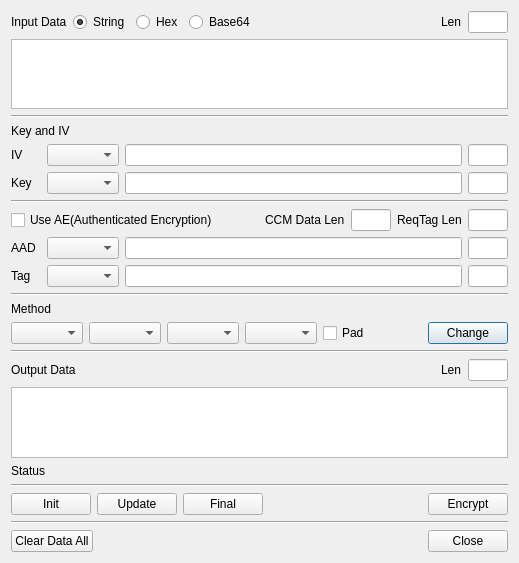
Before: the Qt Designer form BerEditor/enc_dec_dlg.ui in jykim74/BerEditor, drawn with Qt 5.
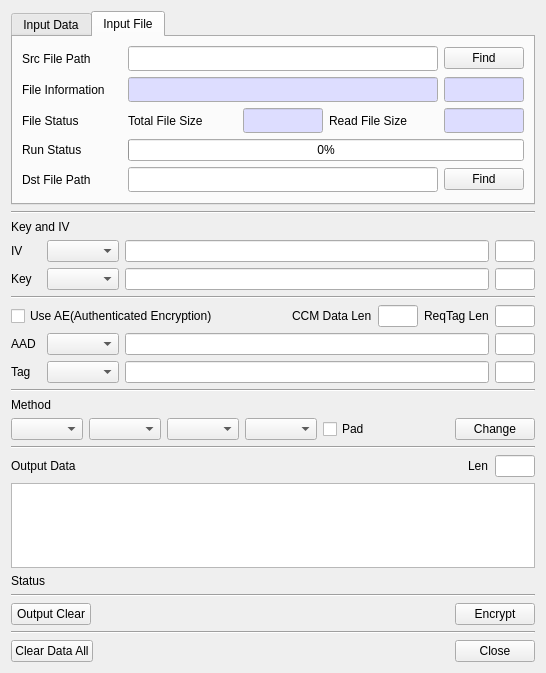
After: the same form once the commit is applied.

Diff of the .ui file:
```diff
--- a/BerEditor/enc_dec_dlg.ui
+++ b/BerEditor/enc_dec_dlg.ui
@@ -6,8 +6,8 @@
    <rect>
     <x>0</x>
     <y>0</y>
-    <width>519</width>
-    <height>563</height>
+    <width>546</width>
+    <height>673</height>
    </rect>
   </property>
   <property name="windowTitle">
@@ -15,81 +15,569 @@
   </property>
   <layout class="QVBoxLayout" name="verticalLayout">
    <item>
-    <layout class="QHBoxLayout" name="horizontalLayout">
-     <item>
-      <widget class="QLabel" name="label_3">
-       <property name="text">
-        <string>Input Data</string>
-       </property>
-      </widget>
-     </item>
-     <item>
-      <widget class="QRadioButton" name="mInputStringRadio">
-       <property name="text">
-        <string>String</string>
-       </property>
-       <property name="checked">
-        <bool>true</bool>
-       </property>
-      </widget>
-     </item>
-     <item>
-      <widget class="QRadioButton" name="mInputHexRadio">
-       <property name="text">
-        <string>Hex</string>
-       </property>
-      </widget>
-     </item>
-     <item>
-      <widget class="QRadioButton" name="mInputBase64Radio">
-       <property name="text">
-        <string>Base64</string>
-       </property>
-      </widget>
-     </item>
-     <item>
-      <spacer name="horizontalSpacer">
-       <property name="orientation">
-        <enum>Qt::Horizontal</enum>
-       </property>
-       <property name="sizeHint" stdset="0">
-        <size>
-         <width>40</width>
-         <height>20</height>
-        </size>
-       </property>
-      </spacer>
-     </item>
-     <item>
-      <widget class="QLabel" name="label_10">
-       <property name="text">
-        <string>Len</string>
-       </property>
-      </widget>
-     </item>
-     <item>
-      <widget class="QLineEdit" name="mInputLenText">
-       <property name="minimumSize">
-        <size>
-         <width>40</width>
-         <height>0</height>
-        </size>
-       </property>
-       <property name="maximumSize">
-        <size>
-         <width>40</width>
-         <height>16777215</height>
-        </size>
-       </property>
-       <property name="readOnly">
-        <bool>true</bool>
-       </property>
-      </widget>
-     </item>
-    </layout>
-   </item>
-   <item>
-    <widget class="QPlainTextEdit" name="mInputText"/>
+    <widget class="QTabWidget" name="mInputTab">
+     <property name="currentIndex">
+      <number>1</number>
+     </property>
+     <widget class="QWidget" name="tabData">
+      <attribute name="title">
+       <string>Input Data</string>
+      </attribute>
+      <layout class="QVBoxLayout" name="verticalLayout_2">
+       <item>
+        <layout class="QGridLayout" name="gridLayout_4">
+         <property name="topMargin">
+          <number>0</number>
+         </property>
+         <item row="0" column="3">
+          <widget class="QRadioButton" name="mInputBase64Radio">
+           <property name="text">
+            <string>Base64</string>
+           </property>
+          </widget>
+         </item>
+         <item row="0" column="0">
+          <widget class="QLabel" name="label_3">
+           <property name="text">
+            <string>Input Data</string>
+           </property>
+          </widget>
+         </item>
+         <item row="0" column="1">
+          <widget class="QRadioButton" name="mInputStringRadio">
+           <property name="text">
+            <string>String</string>
+           </property>
+           <property name="checked">
+            <bool>true</bool>
+           </property>
+          </widget>
+         </item>
+         <item row="0" column="5">
+          <widget class="QLabel" name="label_10">
+           <property name="text">
+            <string>Len</string>
+           </property>
+          </widget>
+         </item>
+         <item row="0" column="6">
+          <widget class="QLineEdit" name="mInputLenText">
+           <property name="minimumSize">
+            <size>
+             <width>40</width>
+             <height>0</height>
+            </size>
+           </property>
+           <property name="maximumSize">
+            <size>
+             <width>40</width>
+             <height>16777215</height>
+            </size>
+           </property>
+           <property name="readOnly">
+            <bool>true</bool>
+           </property>
+          </widget>
+         </item>
+         <item row="0" column="2">
+          <widget class="QRadioButton" name="mInputHexRadio">
+           <property name="text">
+            <string>Hex</string>
+           </property>
+          </widget>
+         </item>
+         <item row="0" column="4">
+          <spacer name="horizontalSpacer">
+           <property name="orientation">
+            <enum>Qt::Horizontal</enum>
+           </property>
+           <property name="sizeHint" stdset="0">
+            <size>
+             <width>40</width>
+             <height>20</height>
+            </size>
+           </property>
+          </spacer>
+         </item>
+        </layout>
+       </item>
+       <item>
+        <widget class="QPlainTextEdit" name="mInputText"/>
+       </item>
+       <item>
+        <layout class="QGridLayout" name="gridLayout_5">
+         <property name="topMargin">
+          <number>0</number>
+         </property>
+         <item row="0" column="0">
+          <widget class="QPushButton" name="mInitBtn">
+           <property name="text">
+            <string>Init</string>
+           </property>
+          </widget>
+         </item>
+         <item row="0" column="1">
+          <widget class="QPushButton" name="mUpdateBtn">
+           <property name="text">
+            <string>Update</string>
+           </property>
+          </widget>
+         </item>
+         <item row="0" column="4">
+          <widget class="QPushButton" name="mInputClearBtn">
+           <property name="text">
+            <string>Input Clear</string>
+           </property>
+          </widget>
+         </item>
+         <item row="0" column="2">
+          <widget class="QPushButton" name="mFinalBtn">
+           <property name="text">
+            <string>Final</string>
+           </property>
+          </widget>
+         </item>
+         <item row="0" column="3">
+          <spacer name="horizontalSpacer_7">
+           <property name="orientation">
+            <enum>Qt::Horizontal</enum>
+           </property>
+           <property name="sizeHint" stdset="0">
+            <size>
+             <width>40</width>
+             <height>20</height>
+            </size>
+           </property>
+          </spacer>
+         </item>
+        </layout>
+       </item>
+      </layout>
+     </widget>
+     <widget class="QWidget" name="tabFile">
+      <attribute name="title">
+       <string>Input File</string>
+      </attribute>
+      <layout class="QVBoxLayout" name="verticalLayout_3">
+       <item>
+        <layout class="QGridLayout" name="gridLayout_6">
+         <item row="0" column="0">
+          <widget class="QLabel" name="label_13">
+           <property name="minimumSize">
+            <size>
+             <width>100</width>
+             <height>0</height>
+            </size>
+           </property>
+           <property name="maximumSize">
+            <size>
+             <width>100</width>
+             <height>16777215</height>
+            </size>
+           </property>
+           <property name="text">
+            <string>Src File Path</string>
+           </property>
+          </widget>
+         </item>
+         <item row="0" column="1">
+          <widget class="QLineEdit" name="mSrcFileText">
+           <property name="font">
+            <font>
+             <family>굴림체</family>
+            </font>
+           </property>
+          </widget>
+         </item>
+         <item row="0" column="2">
+          <widget class="QPushButton" name="mFindSrcFileBtn">
+           <property name="minimumSize">
+            <size>
+             <width>80</width>
+             <height>0</height>
+            </size>
+           </property>
+           <property name="maximumSize">
+            <size>
+             <width>80</width>
+             <height>16777215</height>
+            </size>
+           </property>
+           <property name="text">
+            <string>Find</string>
+           </property>
+          </widget>
+         </item>
+        </layout>
+       </item>
+       <item>
+        <layout class="QGridLayout" name="gridLayout_7">
+         <item row="0" column="1">
+          <widget class="QLineEdit" name="mSrcFileInfoText">
+           <property name="palette">
+            <palette>
+             <active>
+              <colorrole role="Base">
+               <brush brushstyle="SolidPattern">
+                <color alpha="255">
+                 <red>221</red>
+                 <green>221</green>
+                 <blue>255</blue>
+                </color>
+               </brush>
+              </colorrole>
+             </active>
+             <inactive>
+              <colorrole role="Base">
+               <brush brushstyle="SolidPattern">
+                <color alpha="255">
+                 <red>221</red>
+                 <green>221</green>
+                 <blue>255</blue>
+                </color>
+               </brush>
+              </colorrole>
+             </inactive>
+             <disabled>
+              <colorrole role="Base">
+               <brush brushstyle="SolidPattern">
+                <color alpha="255">
+                 <red>240</red>
+                 <green>240</green>
+                 <blue>240</blue>
+                </color>
+               </brush>
+              </colorrole>
+             </disabled>
+            </palette>
+           </property>
+           <property name="font">
+            <font>
+             <family>굴림체</family>
+            </font>
+           </property>
+          </widget>
+         </item>
+         <item row="0" column="0">
+          <widget class="QLabel" name="label_14">
+           <property name="minimumSize">
+            <size>
+             <width>100</width>
+             <height>0</height>
+            </size>
+           </property>
+           <property name="maximumSize">
+            <size>
+             <width>100</width>
+             <height>16777215</height>
+            </size>
+           </property>
+           <property name="text">
+            <string>File Information</string>
+           </property>
+          </widget>
+         </item>
+         <item row="0" column="2">
+          <widget class="QLineEdit" name="mSrcFileSizeText">
+           <property name="minimumSize">
+            <size>
+             <width>80</width>
+             <height>0</height>
+            </size>
+           </property>
+           <property name="maximumSize">
+            <size>
+             <width>80</width>
+             <height>16777215</height>
+            </size>
+           </property>
+           <property name="palette">
+            <palette>
+             <active>
+              <colorrole role="Base">
+               <brush brushstyle="SolidPattern">
+                <color alpha="255">
+                 <red>221</red>
+                 <green>221</green>
+                 <blue>255</blue>
+                </color>
+               </brush>
+              </colorrole>
+             </active>
+             <inactive>
+              <colorrole role="Base">
+               <brush brushstyle="SolidPattern">
+                <color alpha="255">
+                 <red>221</red>
+                 <green>221</green>
+                 <blue>255</blue>
+                </color>
+               </brush>
+              </colorrole>
+             </inactive>
+             <disabled>
+              <colorrole role="Base">
+               <brush brushstyle="SolidPattern">
+                <color alpha="255">
+                 <red>240</red>
+                 <green>240</green>
+                 <blue>240</blue>
+                </color>
+               </brush>
+              </colorrole>
+             </disabled>
+            </palette>
+           </property>
+           <property name="font">
+            <font>
+             <family>굴림체</family>
+            </font>
+           </property>
+          </widget>
+         </item>
+        </layout>
+       </item>
+       <item>
+        <layout class="QGridLayout" name="gridLayout_8">
+         <item row="0" column="0">
+          <widget class="QLabel" name="label_15">
+           <property name="minimumSize">
+            <size>
+             <width>100</width>
+             <height>0</height>
+            </size>
+           </property>
+           <property name="maximumSize">
+            <size>
+             <width>100</width>
+             <height>16777215</height>
+            </size>
+           </property>
+           <property name="text">
+            <string>File Status</string>
+           </property>
+          </widget>
+         </item>
+         <item row="0" column="2">
+          <widget class="QLineEdit" name="mFileTotalSizeText">
+           <property name="minimumSize">
+            <size>
+             <width>80</width>
+             <height>0</height>
+            </size>
+           </property>
+           <property name="maximumSize">
+            <size>
+             <width>80</width>
+             <height>16777215</height>
+            </size>
+           </property>
+           <property name="palette">
+            <palette>
+             <active>
+              <colorrole role="Base">
+               <brush brushstyle="SolidPattern">
+                <color alpha="255">
+                 <red>221</red>
+                 <green>221</green>
+                 <blue>255</blue>
+                </color>
+               </brush>
+              </colorrole>
+             </active>
+             <inactive>
+              <colorrole role="Base">
+               <brush brushstyle="SolidPattern">
+                <color alpha="255">
+                 <red>221</red>
+                 <green>221</green>
+                 <blue>255</blue>
+                </color>
+               </brush>
+              </colorrole>
+             </inactive>
+             <disabled>
+              <colorrole role="Base">
+               <brush brushstyle="SolidPattern">
+                <color alpha="255">
+                 <red>240</red>
+                 <green>240</green>
+                 <blue>240</blue>
+                </color>
+               </brush>
+              </colorrole>
+             </disabled>
+            </palette>
+           </property>
+           <property name="font">
+            <font>
+             <family>굴림체</family>
+            </font>
+           </property>
+          </widget>
+         </item>
+         <item row="0" column="3">
+          <widget class="QLabel" name="label_17">
+           <property name="text">
+            <string>Read File Size</string>
+           </property>
+          </widget>
+         </item>
+         <item row="0" column="1">
+          <widget class="QLabel" name="label_16">
+           <property name="text">
+            <string>Total File Size</string>
+           </property>
+          </widget>
+         </item>
+         <item row="0" column="4">
+          <widget class="QLineEdit" name="mFileReadSizeText">
+           <property name="minimumSize">
+            <size>
+             <width>80</width>
+             <height>0</height>
+            </size>
+           </property>
+           <property name="maximumSize">
+            <size>
+             <width>80</width>
+             <height>16777215</height>
+            </size>
+           </property>
+           <property name="palette">
+            <palette>
+             <active>
+              <colorrole role="Base">
+               <brush brushstyle="SolidPattern">
+                <color alpha="255">
+                 <red>221</red>
+                 <green>221</green>
+                 <blue>255</blue>
+                </color>
+               </brush>
+              </colorrole>
+             </active>
+             <inactive>
+              <colorrole role="Base">
+               <brush brushstyle="SolidPattern">
+                <color alpha="255">
+                 <red>221</red>
+                 <green>221</green>
+                 <blue>255</blue>
+                </color>
+               </brush>
+              </colorrole>
+             </inactive>
+             <disabled>
+              <colorrole role="Base">
+               <brush brushstyle="SolidPattern">
+                <color alpha="255">
+                 <red>240</red>
+                 <green>240</green>
+                 <blue>240</blue>
+                </color>
+               </brush>
+              </colorrole>
+             </disabled>
+            </palette>
+           </property>
+           <property name="font">
+            <font>
+             <family>굴림체</family>
+            </font>
+           </property>
+          </widget>
+         </item>
+        </layout>
+       </item>
+       <item>
+        <layout class="QGridLayout" name="gridLayout_10">
+         <property name="topMargin">
+          <number>0</number>
+         </property>
+         <item row="0" column="1">
+          <widget class="QProgressBar" name="mEncProgBar">
+           <property name="value">
+            <number>0</number>
+           </property>
+          </widget>
+         </item>
+         <item row="0" column="0">
+          <widget class="QLabel" name="label_19">
+           <property name="minimumSize">
+            <size>
+             <width>100</width>
+             <height>0</height>
+            </size>
+           </property>
+           <property name="maximumSize">
+            <size>
+             <width>100</width>
+             <height>16777215</height>
+            </size>
+           </property>
+           <property name="text">
+            <string>Run Status</string>
+           </property>
+          </widget>
+         </item>
+        </layout>
+       </item>
+       <item>
+        <layout class="QGridLayout" name="gridLayout_9">
+         <item row="0" column="1">
+          <widget class="QLineEdit" name="mDstFileText">
+           <property name="font">
+            <font>
+             <family>굴림체</family>
+            </font>
+           </property>
+          </widget>
+         </item>
+         <item row="0" column="0">
+          <widget class="QLabel" name="label_18">
+           <property name="minimumSize">
+            <size>
+             <width>100</width>
+             <height>0</height>
+            </size>
+           </property>
+           <property name="maximumSize">
+            <size>
+             <width>100</width>
+             <height>16777215</height>
+            </size>
+           </property>
+           <property name="text">
+            <string>Dst File Path</string>
+           </property>
+          </widget>
+         </item>
+         <item row="0" column="2">
+          <widget class="QPushButton" name="mFindDstFileBtn">
+           <property name="text">
+            <string>Find</string>
+           </property>
+          </widget>
+         </item>
+        </layout>
+       </item>
+       <item>
+        <spacer name="verticalSpacer">
+         <property name="orientation">
+          <enum>Qt::Vertical</enum>
+         </property>
+         <property name="sizeHint" stdset="0">
+          <size>
+           <width>20</width>
+           <height>40</height>
+          </size>
+         </property>
+        </spacer>
+       </item>
+      </layout>
+     </widget>
+    </widget>
    </item>
    <item>
     <widget class="Line" name="line_2">
@@ -494,23 +982,9 @@
       <number>0</number>
      </property>
      <item>
-      <widget class="QPushButton" name="mInitBtn">
+      <widget class="QPushButton" name="mOutputClearBtn">
        <property name="text">
-        <string>Init</string>
-       </property>
-      </widget>
-     </item>
-     <item>
-      <widget class="QPushButton" name="mUpdateBtn">
-       <property name="text">
-        <string>Update</string>
-       </property>
-      </widget>
-     </item>
-     <item>
-      <widget class="QPushButton" name="mFinalBtn">
-       <property name="text">
-        <string>Final</string>
+        <string>Output Clear</string>
        </property>
       </widget>
      </item>
```
Left out of the diff: 8 changed lines with no effect on the pictures.
